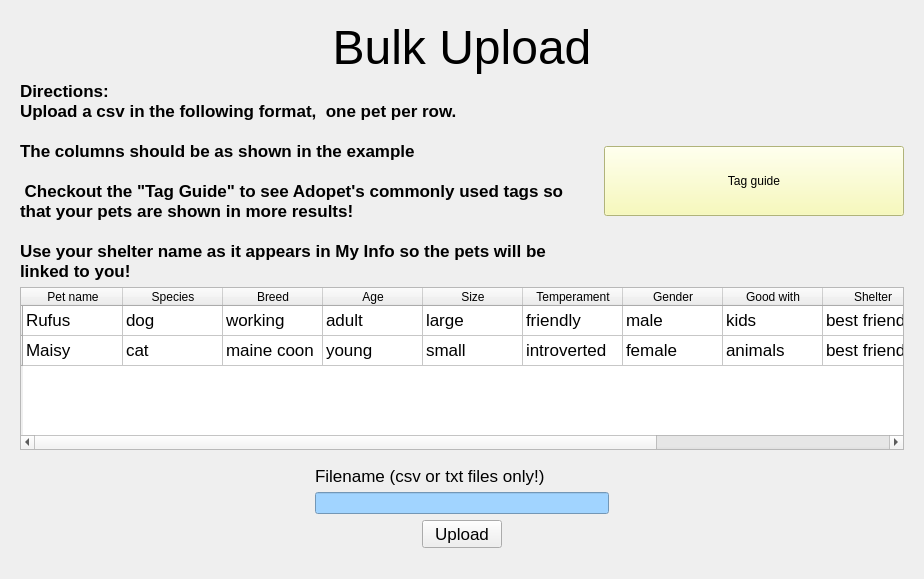
Before: the Qt Designer form team1_1/GUI/mypets.ui in lee-anh/Adopet, drawn with Qt 5.
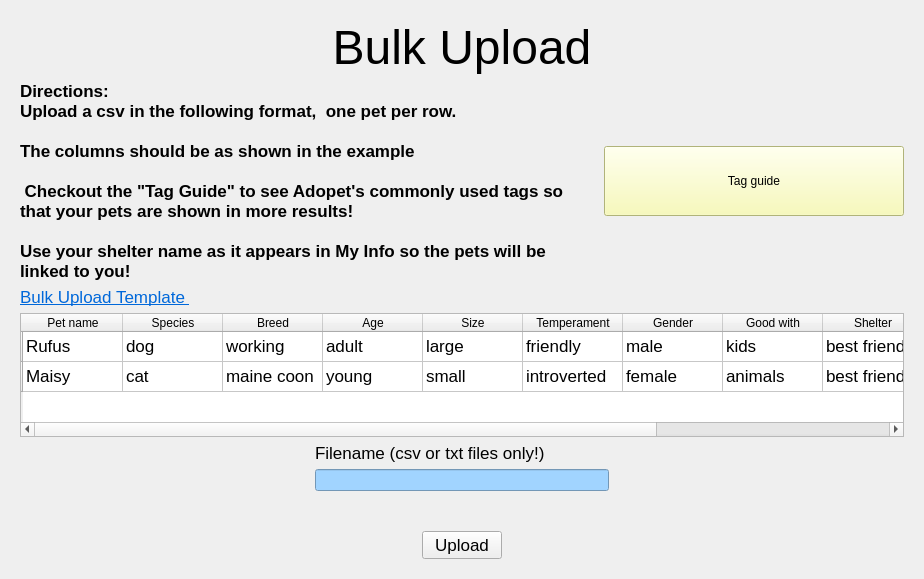
After: the same form once the commit is applied. The open tabs and pages were chosen to show the change.

```diff
--- a/team1_1/GUI/mypets.ui
+++ b/team1_1/GUI/mypets.ui
@@ -1360,6 +1360,13 @@
          </item>
         </layout>
        </item>
+       <item>
+        <widget class="QLabel" name="label_19">
+         <property name="text">
+          <string>&lt;html&gt;&lt;head/&gt;&lt;body&gt;&lt;p&gt;&lt;a href=&quot;https://docs.google.com/spreadsheets/d/1C7GgwQls9a7Rxzte0Iz9U1Ei3gRmg5iuxAwXiLrIYPc/edit?usp=sharing &quot;&gt;&lt;span style=&quot; text-decoration: underline; color:#0068da;&quot;&gt;Bulk Upload Template &lt;/span&gt;&lt;/a&gt;&lt;/p&gt;&lt;/body&gt;&lt;/html&gt;</string>
+         </property>
+        </widget>
+       </item>
        <item>
         <widget class="QTableWidget" name="tableWidget">
          <row>
@@ -1597,6 +1604,21 @@
            </item>
           </layout>
          </item>
+         <item>
+          <widget class="QLabel" name="uploadMessage">
+           <property name="font">
+            <font>
+             <pointsize>18</pointsize>
+            </font>
+           </property>
+           <property name="text">
+            <string/>
+           </property>
+           <property name="alignment">
+            <set>Qt::AlignCenter</set>
+           </property>
+          </widget>
+         </item>
          <item>
           <layout class="QHBoxLayout" name="horizontalLayout_13">
            <item>
```
Left out of the diff: 4 changed lines with no effect on the pictures.
